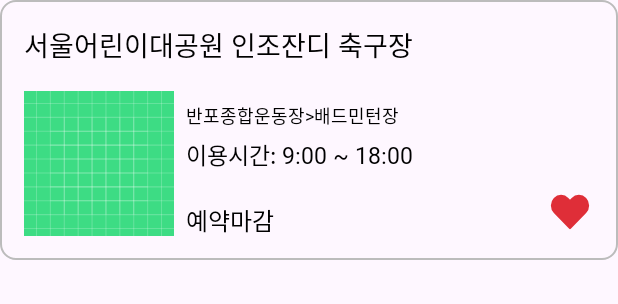
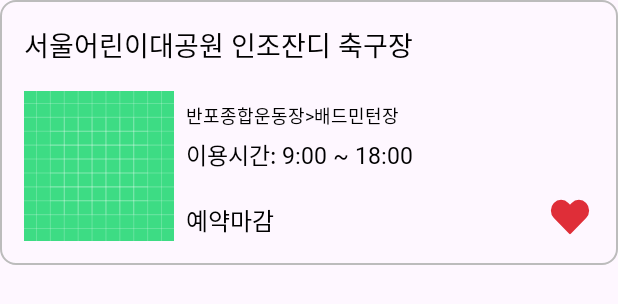
Before and after one commit to hyunji1203/SeoulGongGong, an Android app: the layout sports_service_item.xml on its own in the app's theme, with its tools: preview values and no code run, on a phone screen of 412 x 824 dp. Shown: the top 304 px of the screen. Run offline under Robolectric (Android 15) with nearby library versions, the phone set to English and light mode, and no system bars; network calls fail.

Commit message:
[refactor] SportsServiceItem 의 height 을 wrap_content 로 수정

```diff
--- a/app/src/main/res/layout/sports_service_item.xml
+++ b/app/src/main/res/layout/sports_service_item.xml
@@ -17,7 +17,7 @@
         xmlns:tools="http://schemas.android.com/tools"
         android:id="@+id/cl_sports_service_item"
         android:layout_width="match_parent"
-        android:layout_height="173dp"
+        android:layout_height="wrap_content"
         android:layout_marginBottom="@dimen/margin_default"
         android:background="@drawable/rect_public_service_item_bg"
         android:onClick="@{(item) -> onItemClick.invoke(sportsService)}"
```
